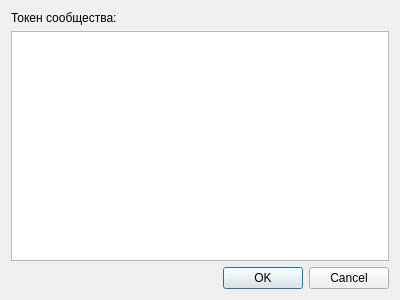
Above: dialogtoken.ui from iEPCBM/AMS-Rufina before the change. Below: the same form after it.
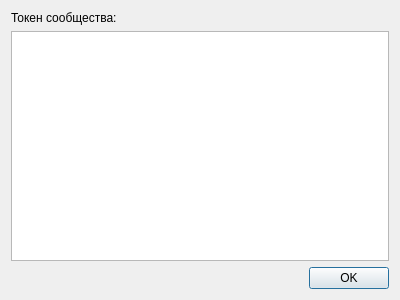
That is the form after the change.

```diff
--- a/dialogtoken.ui
+++ b/dialogtoken.ui
@@ -20,7 +20,7 @@
       <enum>Qt::Horizontal</enum>
      </property>
      <property name="standardButtons">
-      <set>QDialogButtonBox::Cancel|QDialogButtonBox::Ok</set>
+      <set>QDialogButtonBox::Ok</set>
      </property>
     </widget>
    </item>
```
Left out of the diff: 6 changed lines with no effect on the pictures.
